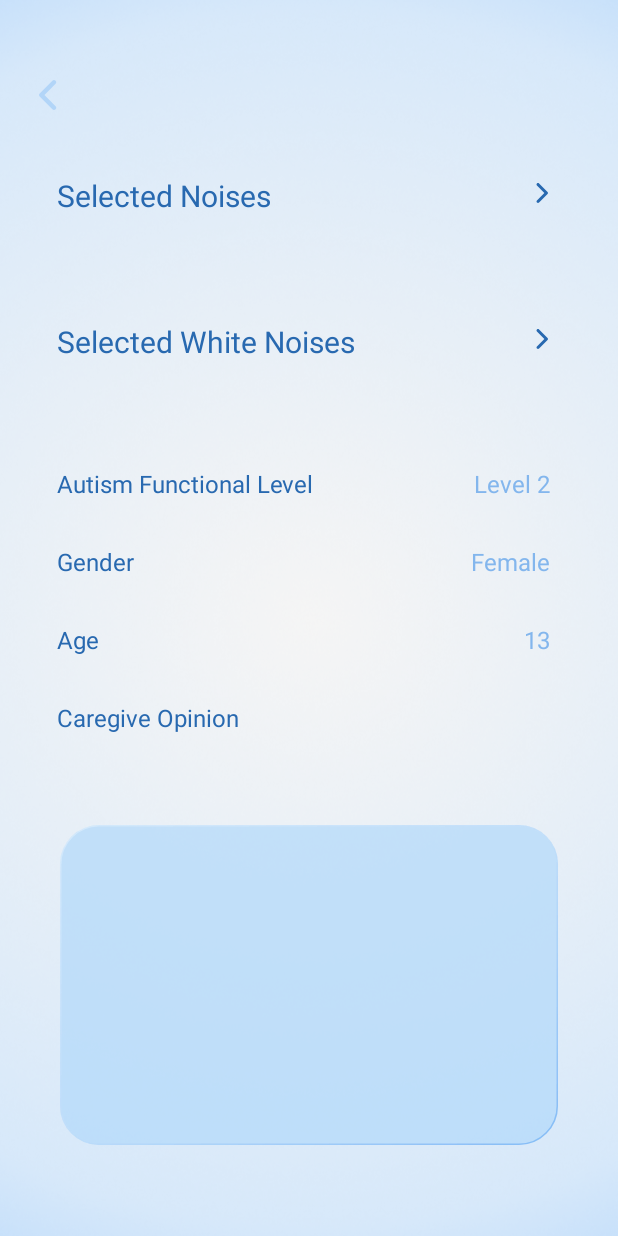
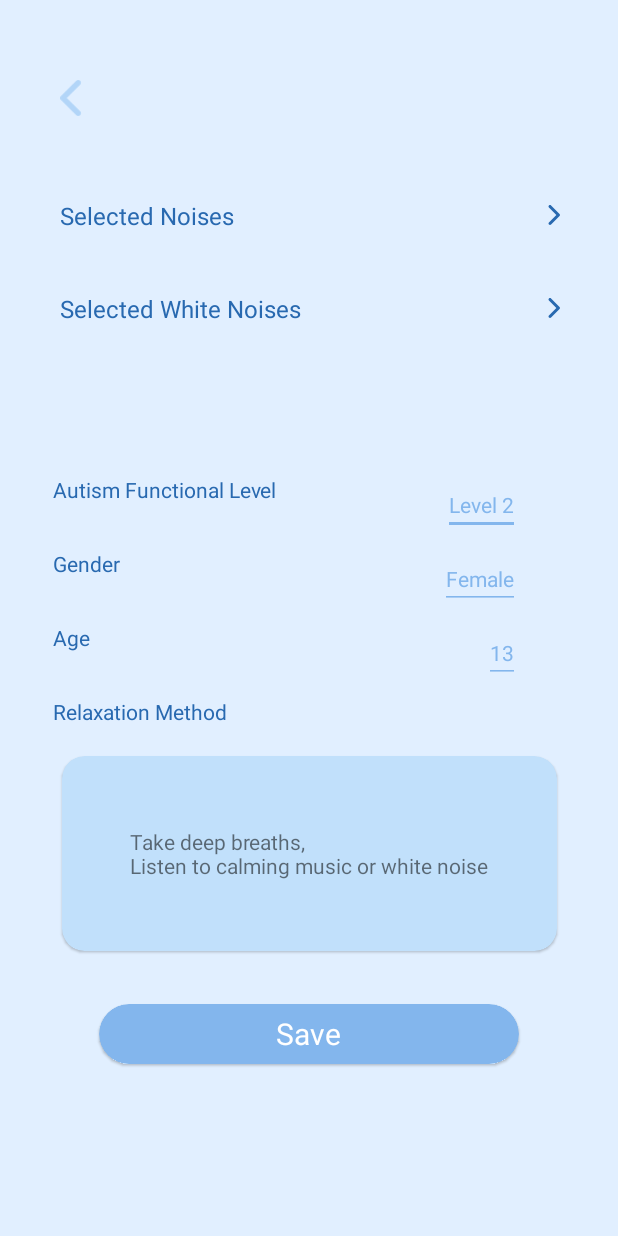
Before and after one commit to GDSC-SWU/2025-Mutism-SolutionChallenge, an Android app: the screen it shows after launch (MyPageActivity), after a tap on an icon or button, on a phone screen of 412 x 824 dp. Run offline under Robolectric (Android 15) with nearby library versions, the phone set to English and light mode, and no system bars; 1 other tap on this screen came first.

Commit message:
feat: Add SelectNoiseDialog, user info saving, noise selection persistence, and recording button UI update

```diff
--- a/mutism/app/src/main/java/com/example/mutism/controller/myPage/MyPageActivity.kt
+++ b/mutism/app/src/main/java/com/example/mutism/controller/myPage/MyPageActivity.kt
@@ -1,7 +1,10 @@
 package com.example.mutism.controller.myPage
 
+import android.content.Context
 import android.content.Intent
+import android.content.SharedPreferences
 import android.os.Bundle
+import android.widget.Toast
 import androidx.activity.enableEdgeToEdge
 import androidx.appcompat.app.AppCompatActivity
 import com.example.mutism.controller.noiseSelectPage.NoiseSelectActivity
@@ -10,6 +13,7 @@ import com.example.mutism.databinding.ActivityMyPageBinding
 
 class MyPageActivity : AppCompatActivity() {
     private lateinit var binding: ActivityMyPageBinding
+    private lateinit var sharedPrefs: SharedPreferences
 
     override fun onCreate(savedInstanceState: Bundle?) {
         super.onCreate(savedInstanceState)
@@ -22,14 +26,53 @@ class MyPageActivity : AppCompatActivity() {
             finish()
         }
 
-        binding.btnSelectNoise.setOnClickListener {
+        binding.selectedNoiseContainer.setOnClickListener {
             val intent = Intent(this, NoiseSelectActivity::class.java)
             startActivity(intent)
         }
 
-        binding.btnSelectWhiteNoise.setOnClickListener {
+        binding.whiteNoiseContainer.setOnClickListener {
             val intent = Intent(this, WhiteNoiseActivity::class.java)
             startActivity(intent)
         }
+
+        sharedPrefs = getSharedPreferences(PREFS_NAME, Context.MODE_PRIVATE)
+
+        loadUserInfo()
+
+        binding.btnSave.setOnClickListener {
+            saveUserInfo()
+        }
+    }
+
+    private fun saveUserInfo() {
+        val autismLevel = binding.tvAutismLevelValue.text.toString()
+        val gender = binding.tvGenderValue.text.toString()
+        val age = binding.tvAgeValue.text.toString()
+
+        val editor = sharedPrefs.edit()
+        editor.putString(KEY_AUTISM_LEVEL, autismLevel)
+        editor.putString(KEY_GENDER, gender)
+        editor.putString(KEY_AGE, age)
+        editor.apply()
+
+        Toast.makeText(this, "User information saved!", Toast.LENGTH_SHORT).show()
+    }
+
+    private fun loadUserInfo() {
+        val autismLevel = sharedPrefs.getString(KEY_AUTISM_LEVEL, "")
+        val gender = sharedPrefs.getString(KEY_GENDER, "")
+        val age = sharedPrefs.getString(KEY_AGE, "")
+
+        binding.tvAutismLevelValue.setText(autismLevel)
+        binding.tvGenderValue.setText(gender)
+        binding.tvAgeValue.setText(age)
+    }
+
+    companion object {
+        const val PREFS_NAME = "UserPrefs"
+        const val KEY_AUTISM_LEVEL = "autism_level"
+        const val KEY_GENDER = "gender"
+        const val KEY_AGE = "age"
     }
 }
--- a/mutism/app/src/main/res/drawable/bg_main2.xml
+++ /dev/null
@@ -1,22 +0,0 @@
-<vector xmlns:android="http://schemas.android.com/apk/res/android"
-    xmlns:aapt="http://schemas.android.com/aapt"
-    android:width="412dp"
-    android:height="917dp"
-    android:viewportWidth="412"
-    android:viewportHeight="917">
-  <path
-      android:pathData="M0,0h412v917h-412z"
-      android:fillAlpha="0.49">
-    <aapt:attr name="android:fillColor">
-      <gradient
-          android:centerX="206.46"
-          android:centerY="382.65"
-          android:gradientRadius="549.52"
-          android:type="radial">
-        <item android:offset="0.01" android:color="#FF0079F9"/>
-        <item android:offset="0.34" android:color="#E0A2CAF3"/>
-        <item android:offset="1" android:color="#AAE0E0E0"/>
-      </gradient>
-    </aapt:attr>
-  </path>
-</vector>
--- /dev/null
+++ b/mutism/app/src/main/res/drawable/dialog_view_round.xml
@@ -0,0 +1,5 @@
+<?xml version="1.0" encoding="utf-8"?>
+<shape xmlns:android="http://schemas.android.com/apk/res/android">
+    <solid android:color="@color/white" />
+    <corners android:radius="8dp" />
+</shape>
--- a/mutism/app/src/main/res/layout/activity_my_page.xml
+++ b/mutism/app/src/main/res/layout/activity_my_page.xml
@@ -4,82 +4,99 @@
     xmlns:app="http://schemas.android.com/apk/res-auto"
     android:id="@+id/my_page"
     android:layout_width="match_parent"
-    android:layout_height="wrap_content"
-    android:background="@drawable/bg_my_page">
+    android:layout_height="match_parent"
+    android:padding="20dp"
+    android:background="@drawable/default_page_bg">
 
     <ImageView
         android:id="@+id/btn_back"
-        android:layout_width="wrap_content"
-        android:layout_height="wrap_content"
+        android:layout_width="24dp"
+        android:layout_height="24dp"
         android:src="@drawable/arrow"
-        android:layout_marginLeft="26dp"
-        android:layout_marginTop="53dp"
+        android:layout_marginLeft="15dp"
+        android:layout_marginTop="33dp"
+        android:layout_marginBottom="40dp"
         app:layout_constraintStart_toStartOf="parent"
         app:layout_constraintTop_toTopOf="parent"/>
 
+    <LinearLayout
+        android:id="@+id/selected_noise_container"
+        android:layout_width="match_parent"
+        android:layout_height="wrap_content"
+        android:orientation="horizontal"
+        android:clickable="false"
+        android:focusable="false"
+        android:layout_marginTop="55dp"
+        app:layout_constraintTop_toBottomOf="@+id/btn_back">
+
         <TextView
             android:id="@+id/tv_selected_noises"
-        android:layout_width="wrap_content"
+            android:layout_width="0dp"
             android:layout_height="wrap_content"
+            android:layout_weight="1"
             android:text="@string/text_my_page_noise"
-        android:textSize="20sp"
-        android:textColor="@color/color_primary_dark"
-        android:layout_marginLeft="38dp"
-        android:layout_marginTop="63dp"
-        app:layout_constraintStart_toStartOf="parent"
-        app:layout_constraintTop_toTopOf="@+id/btn_back" />
+            android:paddingStart="20dp"
+            android:textSize="16sp"
+            android:textColor="@color/color_primary_dark" />
 
         <ImageView
             android:id="@+id/btn_select_noise"
             android:layout_width="wrap_content"
             android:layout_height="wrap_content"
-        android:src="@drawable/arrow2"
-        android:layout_marginEnd="43dp"
-        android:layout_marginTop="4dp"
-        app:layout_constraintEnd_toEndOf="parent"
-        app:layout_constraintTop_toTopOf="@+id/tv_selected_noises"/>
+            android:layout_gravity="center_vertical"
+            android:paddingEnd="15dp"
+            android:src="@drawable/arrow2" />
+    </LinearLayout>
+
+    <LinearLayout
+        android:id="@+id/white_noise_container"
+        android:layout_width="match_parent"
+        android:layout_height="wrap_content"
+        android:orientation="horizontal"
+
+        android:layout_marginTop="40dp"
+        app:layout_constraintTop_toBottomOf="@+id/selected_noise_container">
 
         <TextView
             android:id="@+id/tv_selected_white_noises"
-        android:layout_width="wrap_content"
+            android:layout_width="0dp"
             android:layout_height="wrap_content"
+            android:layout_weight="1"
+            android:paddingStart="20dp"
             android:text="@string/text_my_page_white_noises"
-        android:textSize="20sp"
-        android:textColor="@color/color_primary_dark"
-        android:layout_marginLeft="38dp"
-        android:layout_marginTop="97dp"
-        app:layout_constraintStart_toStartOf="parent"
-        app:layout_constraintTop_toTopOf="@+id/tv_selected_noises" />
+            android:textSize="16sp"
+            android:textColor="@color/color_primary_dark" />
 
         <ImageView
             android:id="@+id/btn_select_white_noise"
             android:layout_width="wrap_content"
             android:layout_height="wrap_content"
-        android:src="@drawable/arrow2"
-        android:layout_marginEnd="43dp"
-        android:layout_marginTop="4dp"
-        app:layout_constraintEnd_toEndOf="parent"
-        app:layout_constraintTop_toTopOf="@+id/tv_selected_white_noises"/>
+            android:layout_gravity="center_vertical"
+            android:paddingEnd="15dp"
+            android:src="@drawable/arrow2" />
+
+    </LinearLayout>
 
     <TextView
         android:id="@+id/tv_autism_level"
         android:layout_width="wrap_content"
         android:layout_height="wrap_content"
         android:text="@string/text_my_page_autism"
-        android:textSize="16sp"
+        android:textSize="14sp"
         android:textColor="@color/color_primary_dark"
-        android:layout_marginLeft="38dp"
-        android:layout_marginTop="97dp"
+        android:layout_marginStart="15dp"
+        android:layout_marginTop="100dp"
         app:layout_constraintStart_toStartOf="parent"
-        app:layout_constraintTop_toTopOf="@+id/tv_selected_white_noises" />
+        app:layout_constraintTop_toBottomOf= "@+id/white_noise_container" />
 
-    <TextView
+    <EditText
         android:id="@+id/tv_autism_level_value"
         android:layout_width="wrap_content"
         android:layout_height="wrap_content"
-        android:text="Level 2"
-        android:textSize="16sp"
-        android:textColor="@color/color_primary_light2"
+        android:hint="Level 2"
+        android:textSize="14sp"
+        android:textColorHint="@color/color_primary_light2"
+        android:backgroundTint="@color/color_primary_light2"
         android:layout_marginEnd="45dp"
         app:layout_constraintEnd_toEndOf="parent"
         app:layout_constraintTop_toTopOf="@+id/tv_autism_level"/>
@@ -89,20 +106,21 @@
         android:layout_width="wrap_content"
         android:layout_height="wrap_content"
         android:text="@string/text_my_page_gender"
-        android:textSize="16sp"
+        android:textSize="14sp"
         android:textColor="@color/color_primary_dark"
-        android:layout_marginLeft="38dp"
+        android:layout_marginStart="15dp"
         android:layout_marginTop="30dp"
         app:layout_constraintStart_toStartOf="parent"
         app:layout_constraintTop_toBottomOf="@+id/tv_autism_level" />
 
-    <TextView
+    <EditText
         android:id="@+id/tv_gender_value"
         android:layout_width="wrap_content"
         android:layout_height="wrap_content"
-        android:text="Female"
-        android:textSize="16sp"
-        android:textColor="@color/color_primary_light2"
+        android:hint="Female"
+        android:textSize="14sp"
+        android:textColorHint="@color/color_primary_light2"
+        android:backgroundTint="@color/color_primary_light2"
         android:layout_marginEnd="45dp"
         app:layout_constraintEnd_toEndOf="parent"
         app:layout_constraintTop_toTopOf="@+id/tv_gender"/>
@@ -112,20 +130,21 @@
         android:layout_width="wrap_content"
         android:layout_height="wrap_content"
         android:text="@string/text_my_page_age"
-        android:textSize="16sp"
+        android:textSize="14sp"
         android:textColor="@color/color_primary_dark"
-        android:layout_marginLeft="38dp"
+        android:layout_marginStart="15dp"
         android:layout_marginTop="30dp"
         app:layout_constraintStart_toStartOf="parent"
         app:layout_constraintTop_toBottomOf="@+id/tv_gender" />
 
-    <TextView
+    <EditText
         android:id="@+id/tv_age_value"
         android:layout_width="wrap_content"
         android:layout_height="wrap_content"
-        android:text="13"
-        android:textSize="16sp"
-        android:textColor="@color/color_primary_light2"
+        android:hint="13"
+        android:textSize="14sp"
+        android:textColorHint="@color/color_primary_light2"
+        android:backgroundTint="@color/color_primary_light2"
         android:layout_marginEnd="45dp"
         app:layout_constraintEnd_toEndOf="parent"
         app:layout_constraintTop_toTopOf="@+id/tv_age"/>
@@ -134,27 +153,49 @@
         android:id="@+id/tv_opinion"
         android:layout_width="wrap_content"
         android:layout_height="wrap_content"
-        android:text="@string/text_my_page_opinion"
-        android:textSize="16sp"
+        android:text="@string/text_my_page_Method"
+        android:textSize="14sp"
         android:textColor="@color/color_primary_dark"
-        android:layout_marginLeft="38dp"
+        android:layout_marginStart="15dp"
         android:layout_marginTop="30dp"
         app:layout_constraintStart_toStartOf="parent"
         app:layout_constraintTop_toBottomOf="@+id/tv_age" />
 
-    <FrameLayout
-        android:id="@+id/opinion_box"
+    <com.google.android.material.card.MaterialCardView
+        android:id="@+id/crv_method_container"
+        android:layout_width="330dp"
+        android:layout_height="130dp"
+        android:layout_marginTop="20dp"
+        android:backgroundTint="@color/color_primary_light3"
+        app:layout_constraintStart_toStartOf="parent"
+        app:layout_constraintEnd_toEndOf="parent"
+        app:cardCornerRadius="15dp"
+        app:layout_constraintTop_toBottomOf="@+id/tv_opinion">
+        <TextView
             android:layout_width="wrap_content"
             android:layout_height="wrap_content"
-        android:layout_marginTop="20dp"
-        android:layout_marginBottom="20dp"
-        android:layout_gravity="center"
-        android:clickable="true"
-        android:focusable="true"
-        android:background="@drawable/opinion_box"
+            android:padding="15dp"
+            android:text="@string/my_page_relax_method_text"
+            android:layout_gravity="center"/>
+    </com.google.android.material.card.MaterialCardView>
+
+    <com.google.android.material.card.MaterialCardView
+        android:id="@+id/btn_save"
+        android:layout_width="280dp"
+        android:layout_height="40dp"
+        android:layout_marginTop="35dp"
+        app:cardCornerRadius="20dp"
+        android:backgroundTint="@color/color_primary_light2"
+        app:layout_constraintTop_toBottomOf="@+id/crv_method_container"
         app:layout_constraintStart_toStartOf="parent"
-        app:layout_constraintEnd_toEndOf="parent"
-        app:layout_constraintBottom_toBottomOf="parent"
-        app:layout_constraintTop_toBottomOf="@+id/tv_opinion">
-    </FrameLayout>
+        app:layout_constraintEnd_toEndOf="parent">
+        <TextView
+            android:layout_width="wrap_content"
+            android:layout_height="wrap_content"
+            android:text="@string/my_page_btn_save"
+            android:textColor="@color/white"
+            android:textSize="20sp"
+            android:layout_gravity="center"/>
+    </com.google.android.material.card.MaterialCardView>
+
 </androidx.constraintlayout.widget.ConstraintLayout>
--- a/mutism/app/src/main/res/values/colors.xml
+++ b/mutism/app/src/main/res/values/colors.xml
@@ -6,6 +6,7 @@
     <color name="color_primary">#3992EF</color>
     <color name="color_primary_dark">#2869B0</color>
     <color name="color_primary_light2">#83B6ED</color>
+    <color name="color_primary_light3">#C1E0FB</color>
     <color name="color_main_bg">#EDEDED</color>
     <color name="color_noise_bg">#86B9EF</color>
     <color name="color_noise_item_bg">#ACCFF4</color>
--- a/mutism/app/src/main/res/values/strings.xml
+++ b/mutism/app/src/main/res/values/strings.xml
@@ -4,7 +4,7 @@
     <string name="btn_select">Select</string>
     <string name="car">car</string>
     <string name="white_noise_tv_question">What sounds does your patient like?</string>
-    <string name="text_main_welcome">Let\'s start&#10;a safe day today :)</string>
+    <string name="text_main_welcome">Let\'s start a safe\nday today :)</string>
     <string name="text_main_recording">Measuring sound...</string>
     <string name="text_main_start">Press the button to start</string>
     <string name="text_main_stop">Press the button to stop</string>
@@ -18,5 +18,10 @@
     <string name="text_my_page_autism">Autism Functional Level</string>
     <string name="text_my_page_gender">Gender</string>
     <string name="text_my_page_age">Age</string>
-    <string name="text_my_page_opinion">Caregive Opinion</string>
+    <string name="text_my_page_Method">Relaxation Method</string>
+    <string name="dialog_title">No selected noise</string>
+    <string name="dialog_subtext">We don\'t know which sounds\nyour patient dislikes yet.</string>
+    <string name="dialog_btn_text">Go to select noises</string>
+    <string name="my_page_relax_method_text">Take deep breaths,\nListen to calming music or white noise</string>
+    <string name="my_page_btn_save">Save</string>
 </resources>
```
Also changed, not shown: mutism/app/src/main/java/com/example/mutism/controller/main/MainActivity.kt (+34 -6 lines), mutism/app/src/main/java/com/example/mutism/controller/noiseSelectPage/NoiseSelectActivity.kt (+26 -1 lines), mutism/app/src/main/java/com/example/mutism/dialog/SelectNoiseDialog.kt (added, +26 -0 lines), mutism/app/src/main/res/drawable/ear1.xml (added, +14 -0 lines), mutism/app/src/main/res/layout/activity_main.xml (+16 -19 lines), mutism/app/src/main/res/layout/dialog_select_noise.xml (added, +66 -0 lines), mutism/app/src/main/res/drawable/bg_main1.png (deleted), mutism/app/src/main/res/drawable/default_page_bg.png (added). Lines whose indentation alone changed are shown as unchanged.
